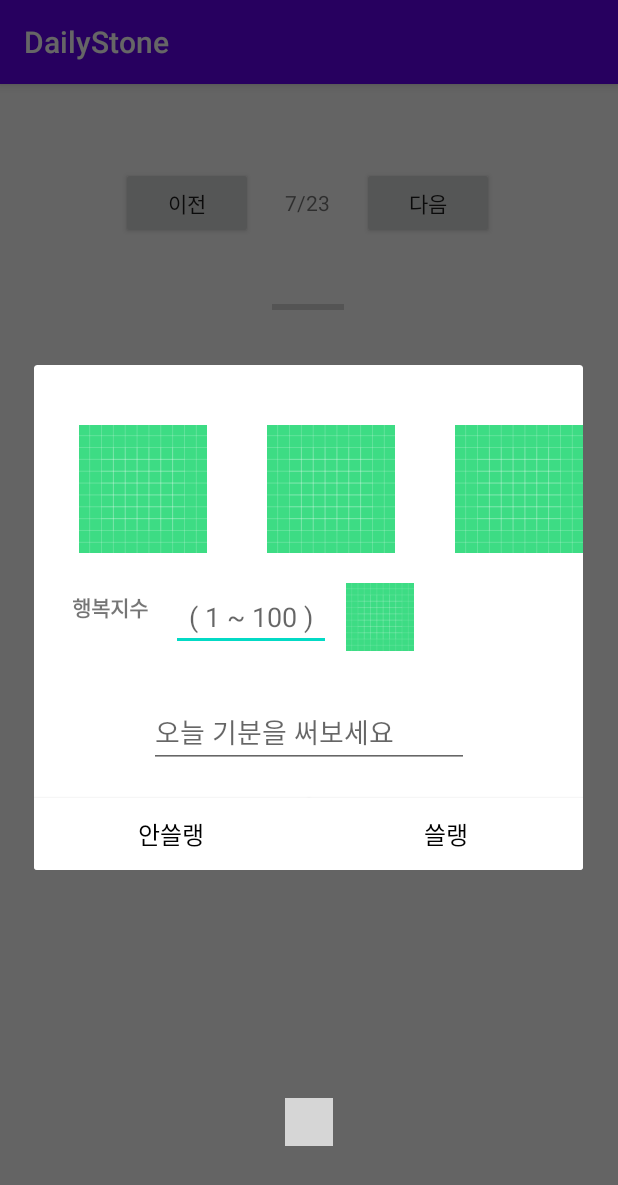
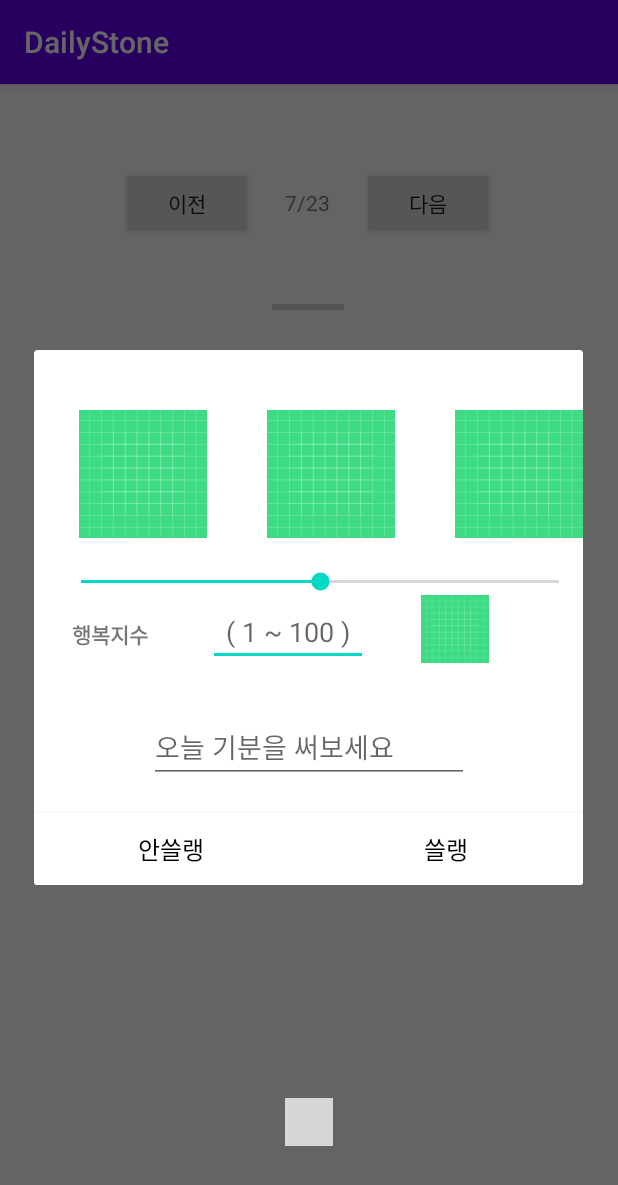
Before and after one commit to Heejeong01110/Mood-Diary, an Android app: the MainFragment screen opened directly, with no data from a screen before it, after a tap on "BUTTON", on a phone screen of 412 x 824 dp. Shown: the top 1185 px of the screen. Run offline under Robolectric (Android 15) with nearby library versions, the phone set to English and light mode, and no system bars; our stand-ins replace Firebase (no records; nobody signed in at launch, a user with empty details on screens opened directly); plain views replace DotsIndicator; 1 statement that could not run was skipped; grey boxes are pictures that could not be loaded.

Commit message:
Seekbar 추가
Seekbar xml 추가

```diff
--- a/app/src/main/java/kr/ac/kpu/dailystone/DialogAddFragment.kt
+++ b/app/src/main/java/kr/ac/kpu/dailystone/DialogAddFragment.kt
@@ -52,17 +52,17 @@
 
 
         dhBtnH1.setOnClickListener{
-            dhEdHl.setText("5")
+            dhEdHl.setText("30")
             level = dhEdHl.text.toString()
         }
 
         dhBtnH2.setOnClickListener{
-            dhEdHl.setText("10")
+            dhEdHl.setText("60")
             level = dhEdHl.text.toString()
         }
 
         dhBtnH3.setOnClickListener{
-            dhEdHl.setText("15")
+            dhEdHl.setText("100")
             level = dhEdHl.text.toString()
         }
 
@@ -103,6 +103,8 @@
         val postListener = object : ValueEventListener {
             override fun onDataChange(snapshot: DataSnapshot) {
                 cnt = snapshot.child("count").value!!
+                var cnt1 = snapshot.childrenCount
+
                 Log.d("Han", "$cnt")
                 val myRefDiary = db.child(user!!.uid).child("diary").child(year).child(monthformatted).child(dayformatted).child(cnt.toString())
 
--- a/app/src/main/res/layout/dialog_happy.xml
+++ b/app/src/main/res/layout/dialog_happy.xml
@@ -71,18 +71,31 @@
             android:id="@+id/textView"
             android:layout_width="wrap_content"
             android:layout_height="wrap_content"
-            android:layout_marginTop="25dp"
+            android:layout_marginLeft="25sp"
+            android:layout_marginTop="15dp"
             android:text="행복지수"
-            android:layout_marginLeft="25sp"
             android:textStyle="bold"
             app:layout_constraintStart_toStartOf="parent"
+            app:layout_constraintTop_toBottomOf="@+id/dhSbar" />
+
+        <SeekBar
+            android:id="@+id/dhSbar"
+            android:layout_width="match_parent"
+            android:layout_height="wrap_content"
+            android:layout_marginStart="15dp"
+            android:layout_marginTop="20dp"
+            android:max="100"
+            android:progress="50"
+            app:layout_constraintEnd_toEndOf="@+id/dhEdDiary"
+            app:layout_constraintStart_toEndOf="@+id/textView"
             app:layout_constraintTop_toTopOf="parent" />
+
 
         <EditText
             android:id="@+id/dhEdHl"
             android:layout_width="wrap_content"
             android:layout_height="wrap_content"
-            android:layout_marginStart="15dp"
+            android:layout_marginStart="40dp"
             android:layout_marginTop="20dp"
             android:ems="5"
             android:gravity="center"
@@ -90,14 +103,13 @@
 
             android:inputType="textPersonName"
             app:layout_constraintStart_toEndOf="@+id/textView"
-            app:layout_constraintTop_toTopOf="parent" />
+            app:layout_constraintTop_toTopOf="@id/dhSbar" />
 
         <ImageButton
             android:id="@+id/dhBtnDice"
             android:layout_width="wrap_content"
             android:layout_height="wrap_content"
-            android:layout_marginStart="10dp"
-            android:layout_marginTop="20dp"
+            android:layout_marginStart="35dp"
             android:adjustViewBounds="true"
             android:maxWidth="45dp"
             android:maxHeight="45dp"
@@ -105,7 +117,7 @@
             android:scaleType="centerCrop"
             android:src="@drawable/ic_launcher_background"
             app:layout_constraintStart_toEndOf="@+id/dhEdHl"
-            app:layout_constraintTop_toTopOf="parent" />
+            app:layout_constraintTop_toBottomOf="@+id/dhSbar" />
 
         <EditText
             android:id="@+id/dhEdDiary"
```
